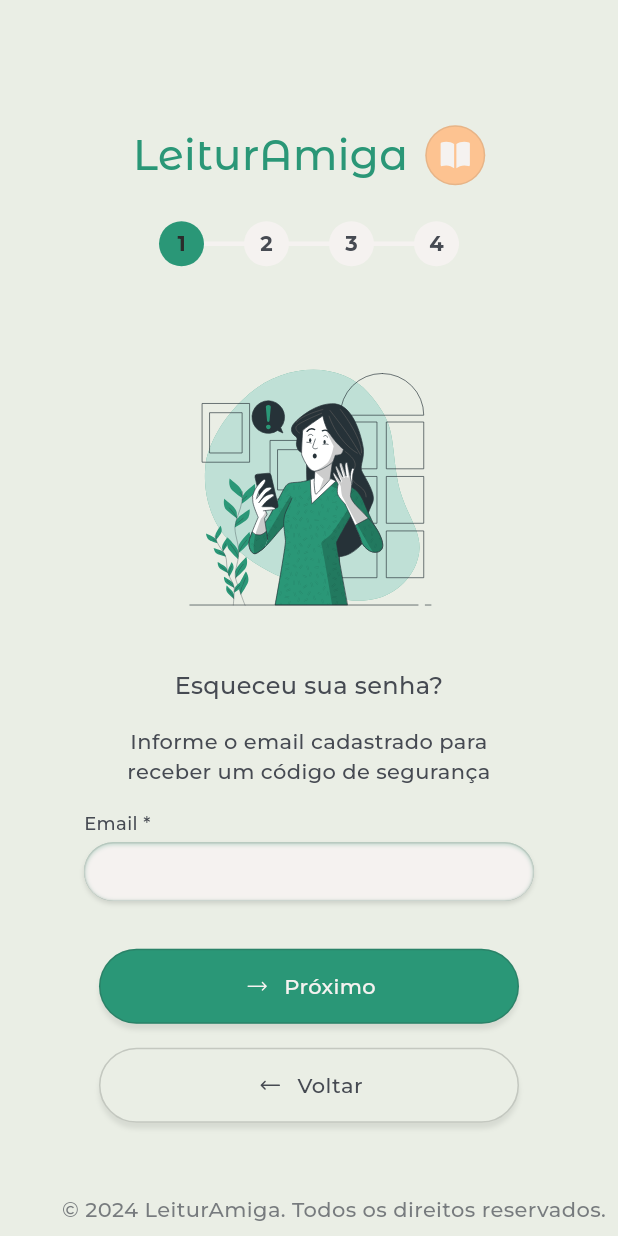
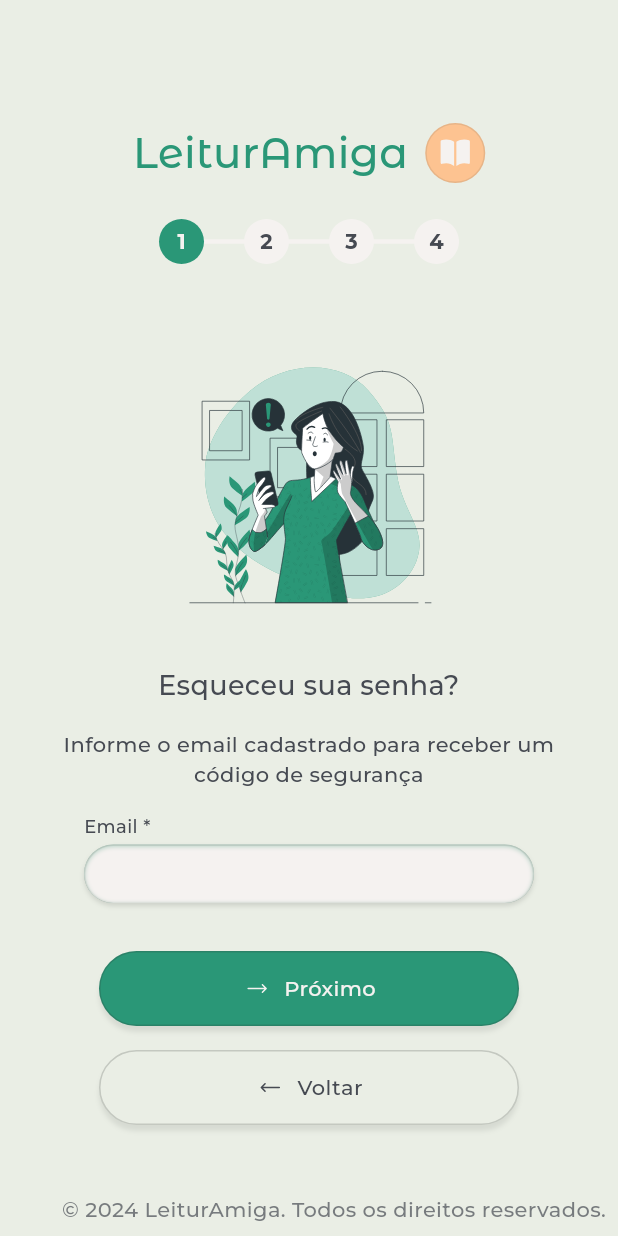
Before and after one commit to isabelafagundes/leituramiga-FLUTTER, a Flutter app: the AutenticacaoPage screen opened by its route, after a tap on "Esqueceu sua senha?", on a phone screen of 412 x 824 dp. Run offline on Flutter 3.47's test engine with Material 3 defaults, Android fonts, the phone set to English and light mode, and no system bars; drawn by our look-alikes of flutter_animate; our stand-ins replace auto_route, dio, flutter_svg, mask_text_input_formatter, shared_preferences, table_calendar; missing offline and left inert: dart:html, date_picker_plus; accounts and stored records are empty; network calls fail; project files that could hold a hidden picture were left out.

Commit message:
Aperfeiçoando a interface de autenticação

```diff
--- a/leituramiga-flutter/lib/interface/page/autenticacao/esqueceu_senha.page.dart
+++ b/leituramiga-flutter/lib/interface/page/autenticacao/esqueceu_senha.page.dart
@@ -158,13 +158,13 @@ class _EsqueceSenhaPageState extends State<EsqueceSenhaPage> {
               texto: "Esqueceu sua senha?",
               tema: tema,
               weight: FontWeight.w500,
-              tamanho: tema.tamanhoFonteG,
+              tamanho: tema.tamanhoFonteXG,
               align: TextAlign.center,
               cor: Color(tema.baseContent),
             ),
             SizedBox(height: tema.espacamento * 2),
             TextoWidget(
-              texto: "Informe o email cadastrado para \nreceber um código de segurança",
+              texto: "Informe o email cadastrado para receber um \ncódigo de segurança",
               tema: tema,
               align: TextAlign.center,
               cor: Color(tema.baseContent),
@@ -187,7 +187,7 @@ class _EsqueceSenhaPageState extends State<EsqueceSenhaPage> {
               tema: tema,
               texto: 'Próximo',
               nomeIcone: "seta/arrow-long-right",
-              aoClicar:iniciarRecuperacaoSenha ,
+              aoClicar: iniciarRecuperacaoSenha,
             ),
             SizedBox(height: tema.espacamento * 2),
             BotaoWidget(
@@ -221,11 +221,20 @@ class _EsqueceSenhaPageState extends State<EsqueceSenhaPage> {
           mainAxisAlignment: MainAxisAlignment.center,
           crossAxisAlignment: CrossAxisAlignment.center,
           children: [
+            TextoWidget(
+              texto: "Senha recuperada com sucesso!",
+              tema: tema,
+              tamanho: tema.tamanhoFonteXG,
+              align: TextAlign.center,
+              weight: FontWeight.w500,
+              cor: Color(tema.baseContent),
+            ),
+            SizedBox(height: tema.espacamento * 2),
             const SvgWidget(
               nomeSvg: "garota_lendo_com_oculos",
               altura: 280,
             ),
-            SizedBox(height: tema.espacamento * 6),
+            SizedBox(height: tema.espacamento * 3),
             TextoWidget(
               texto: "Senha recuperada com sucesso!\nFaça o login e comece a compartilhar livros!",
               tema: tema,
@@ -262,7 +271,8 @@ class _EsqueceSenhaPageState extends State<EsqueceSenhaPage> {
 
   Future<void> iniciarRecuperacaoSenha() async {
     await notificarCasoErro(() async {
-      if(controllerEmail.text.isEmpty) throw Exception("Informe o email");
+      if (controllerEmail.text.isEmpty)
+        return Notificacoes.mostrar("Informe o email para recuperar a senha", Emoji.ALERTA);
       await _autenticacaoComponent.iniciarRecuperacaoSenha(controllerEmail.text);
       atualizarPagina(EtapaSenha.CODIGO);
     });
--- a/leituramiga-flutter/lib/interface/widget/card/card_solicitacao.widget.dart
+++ b/leituramiga-flutter/lib/interface/widget/card/card_solicitacao.widget.dart
@@ -213,7 +213,7 @@ class _CardSolicitacaoWidgetState extends State<CardSolicitacaoWidget> {
                   horizontal: widget.tema.espacamento * 1.5,
                   vertical: widget.tema.espacamento / 1.5,
                 ),
-                icone: Icon(Icons.remove_red_eye, color: kCorFonte),
+                icone: Icon(Icons.remove_red_eye, color: Color(widget.tema.base200)),
                 aoClicar: () => widget.aoVisualizar(widget.solicitacao.numero!),
                 label: "Visualizar",
               ),
--- a/leituramiga-flutter/lib/interface/widget/conteudo_criacao_senha.widget.dart
+++ b/leituramiga-flutter/lib/interface/widget/conteudo_criacao_senha.widget.dart
@@ -33,12 +33,12 @@ class ConteudoCriacaoSenhaWidget extends StatelessWidget {
   Widget build(BuildContext context) {
     return Column(
       children: [
-        SvgWidget(nomeSvg: 'security', altura: 200),
+        SvgWidget(nomeSvg: 'security', altura: 190),
         SizedBox(height: tema.espacamento * 2),
         TextoWidget(
           texto: titulo ?? "Recuperação de senha",
           tema: tema,
-          tamanho: tema.tamanhoFonteG,
+          tamanho: tema.tamanhoFonteXG,
           align: TextAlign.center,
           weight: FontWeight.w500,
           cor: Color(tema.baseContent),
--- a/leituramiga-flutter/lib/interface/widget/etapas.widget.dart
+++ b/leituramiga-flutter/lib/interface/widget/etapas.widget.dart
@@ -43,7 +43,7 @@ class EtapasWidget extends StatelessWidget {
                     texto: "1",
                     tema: tema,
                     weight: FontWeight.bold,
-                    cor: etapaSelecionada == 1 ? const Color(0xff2b2b2b) : Color(tema.baseContent),
+                    cor: etapaSelecionada == 1 ? Color(tema.base200) : corFundo ?? Color(tema.accent).withOpacity(.2),
                   ),
                 ),
               ),
@@ -61,7 +61,7 @@ class EtapasWidget extends StatelessWidget {
                     tema: tema,
                     texto: "2",
                     weight: FontWeight.bold,
-                    cor: etapaSelecionada == 2 ? const Color(0xff2b2b2b) : Color(tema.baseContent),
+                    cor: etapaSelecionada == 2 ? Color(tema.base200) : Color(tema.baseContent),
                   ),
                 ),
               ),
@@ -79,7 +79,7 @@ class EtapasWidget extends StatelessWidget {
                     tema: tema,
                     texto: "3",
                     weight: FontWeight.bold,
-                    cor: etapaSelecionada == 3 ? const Color(0xff2b2b2b) : Color(tema.baseContent),
+                    cor: etapaSelecionada == 3 ? Color(tema.base200) : Color(tema.baseContent),
                   ),
                 ),
               ),
@@ -98,7 +98,7 @@ class EtapasWidget extends StatelessWidget {
                       tema: tema,
                       texto: "4",
                       weight: FontWeight.bold,
-                      cor: etapaSelecionada ==4 ? const Color(0xff2b2b2b) : Color(tema.baseContent),
+                      cor: etapaSelecionada == 4 ? Color(tema.base200) : Color(tema.baseContent),
                     ),
                   ),
                 ),
```
Also changed, not shown: leituramiga-flutter/lib/interface/widget/conteudo_codigo_seguranca.widget.dart (+18 -5 lines).
